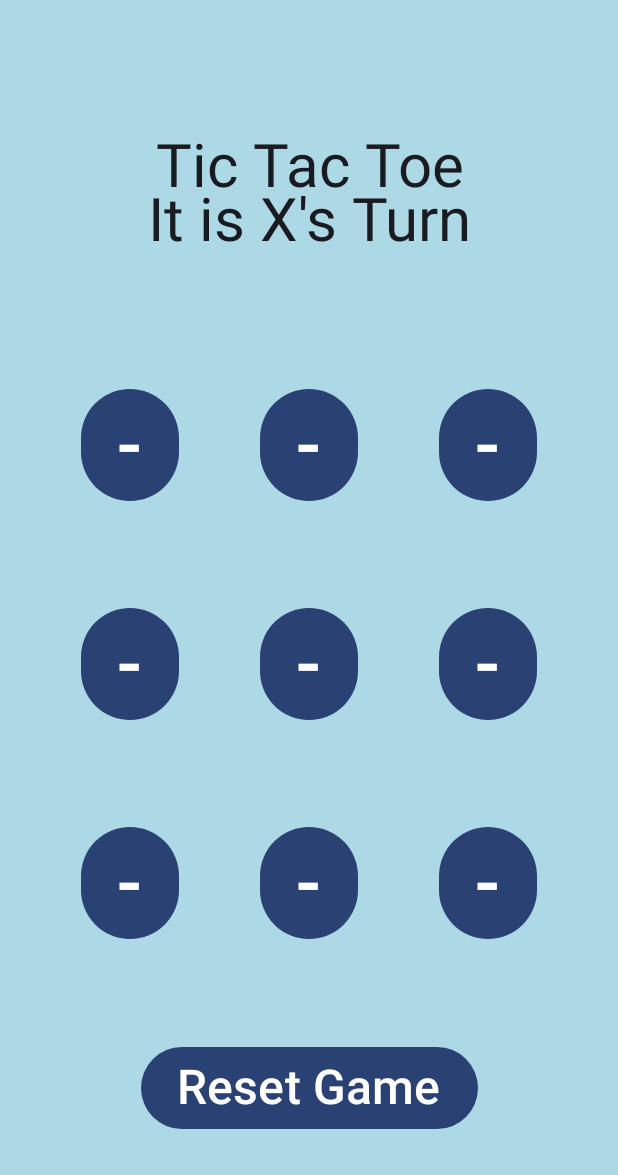
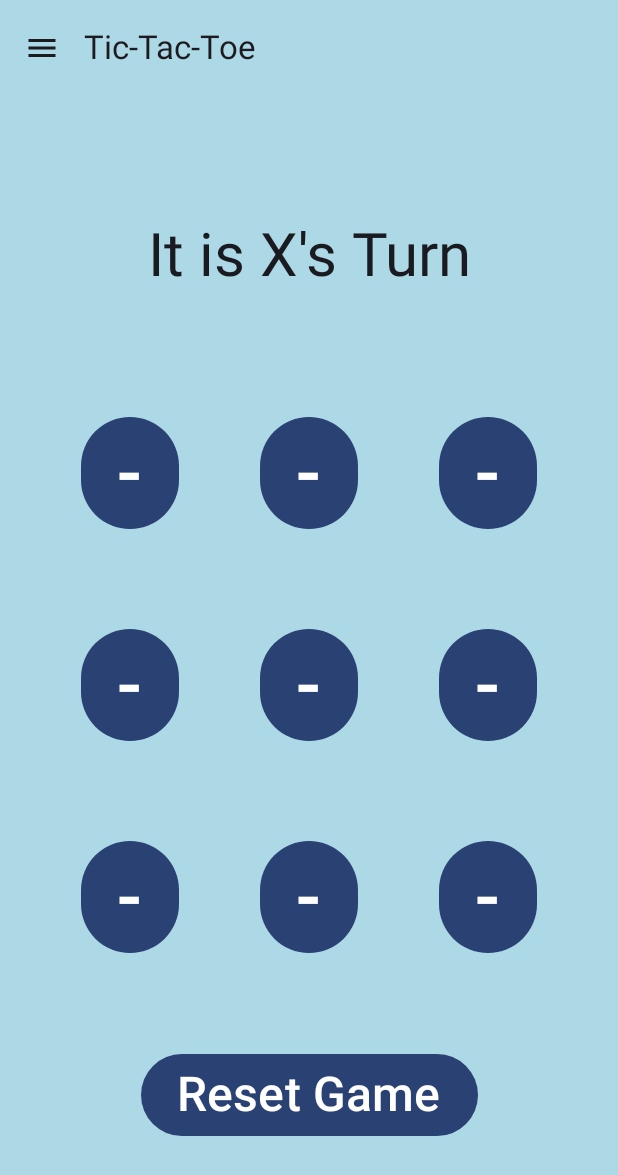
Before and after one commit to Brain-Boost/brain-boost, an Android app built with Jetpack Compose: the TicTacToeOpener screen opened directly, with no data from a screen before it, on a phone screen of 412 x 824 dp. Shown: the top 1175 px of the screen. Run offline under Robolectric (Android 15) with nearby library versions, the phone set to English and light mode, and no system bars.

Commit message:
nav drawer TTT UI works. Alarm code pass needs testing.

```diff
--- a/app/src/main/java/com/example/brainboost/games/ttt/TicTacToe.kt
+++ b/app/src/main/java/com/example/brainboost/games/ttt/TicTacToe.kt
@@ -36,7 +36,7 @@ fun Tictactoe(
         horizontalAlignment = Alignment.CenterHorizontally
     ) {
         val turn = if(state.isXTurn) "X's Turn" else "O's Turn"
-        val turnMessage = "Tic Tac Toe\nIt is $turn"
+        val turnMessage = "It is $turn"
         val winner = state.victor
 
         // alarm kill code - SJL
@@ -46,7 +46,7 @@ fun Tictactoe(
             }
         }
 
-        val winnerMessage = "Tic Tac Toe\n$winner Wins"
+        val winnerMessage = "$winner Wins"
         Text(
             text = if(winner != null) winnerMessage else turnMessage,
             textAlign = TextAlign.Center,
--- a/app/src/main/java/com/example/brainboost/ui/theme/TicTacToeOpener.kt
+++ b/app/src/main/java/com/example/brainboost/ui/theme/TicTacToeOpener.kt
@@ -3,13 +3,33 @@ package com.example.brainboost.ui.theme
 import android.os.Bundle
 import androidx.activity.ComponentActivity
 import androidx.activity.compose.setContent
+import androidx.compose.foundation.layout.Box
 import androidx.compose.foundation.layout.fillMaxSize
+import androidx.compose.foundation.layout.padding
+import androidx.compose.material.icons.Icons
+import androidx.compose.material.icons.filled.Home
+import androidx.compose.material.icons.filled.Menu
+import androidx.compose.material.icons.filled.Notifications
+import androidx.compose.material.icons.filled.PlayArrow
+import androidx.compose.material3.DrawerState
+import androidx.compose.material3.ExperimentalMaterial3Api
+import androidx.compose.material3.Icon
+import androidx.compose.material3.IconButton
 import androidx.compose.material3.MaterialTheme
+import androidx.compose.material3.Scaffold
 import androidx.compose.material3.Surface
+import androidx.compose.material3.Text
+import androidx.compose.material3.TopAppBar
+import androidx.compose.material3.TopAppBarDefaults
+import androidx.compose.runtime.Composable
+import androidx.compose.runtime.rememberCoroutineScope
 import androidx.compose.ui.Modifier
 import com.example.brainboost.TicTacToeViewModel
 import com.example.brainboost.Tictactoe
+import com.example.brainboost.nav.FlexibleDrawer
+import com.example.brainboost.nav.NavigationItem
 import com.example.brainboost.ringer.AlarmRing
+import kotlinx.coroutines.launch
 
 class TicTacToeOpener : ComponentActivity() {
     private lateinit var alarmRing: AlarmRing // had to add, otherwise alarm kill code crashes
@@ -17,6 +37,51 @@ class TicTacToeOpener : ComponentActivity() {
         super.onCreate(savedInstanceState)
         val alarmRing = AlarmRing.getInstance(this) // added - SJL
         setContent {
+            val items = listOf(
+                NavigationItem("Home", Icons.Filled.Home),
+                NavigationItem("Alarms", Icons.Filled.Notifications),
+                NavigationItem("Memory-Game", Icons.Filled.PlayArrow)
+                // Add other items here...
+            )
+            val selectedItem = items.first()
+
+            FlexibleDrawer(
+                context = this@TicTacToeOpener,
+                items = items,
+                selectedItem = selectedItem
+            ) { drawerState ->
+                TTTContent(drawerState, alarmRing)
+            }
+        }
+    }
+}
+
+
+@OptIn(ExperimentalMaterial3Api::class)
+@Composable
+fun TTTContent(drawerState: DrawerState, alarmRing: AlarmRing) {
+    val coroutineScope = rememberCoroutineScope()
+
+    Scaffold(
+        topBar = {
+            TopAppBar(
+                title = { Text("Tic-Tac-Toe") },
+                navigationIcon = {
+                    IconButton(onClick = {
+                        coroutineScope.launch {
+                            drawerState.open() // Open the drawer
+                        }
+                    }) {
+                        Icon(Icons.Filled.Menu, contentDescription = "Menu")
+                    }
+                },
+                colors = TopAppBarDefaults.topAppBarColors(
+                    containerColor = Colors.lightBlueBackground // Set your desired color here
+                )
+            )
+        },
+        content = { innerPadding ->
+            Box(modifier = Modifier.padding(innerPadding)) {
                 TicTacToeTheme {
                     // A surface container using the 'background' color from the theme
                     Surface(
@@ -29,4 +94,5 @@ class TicTacToeOpener : ComponentActivity() {
                 }
             }
         }
+    )
 }
```
Also changed, not shown: 1 other file. Lines whose indentation alone changed are shown as unchanged.
